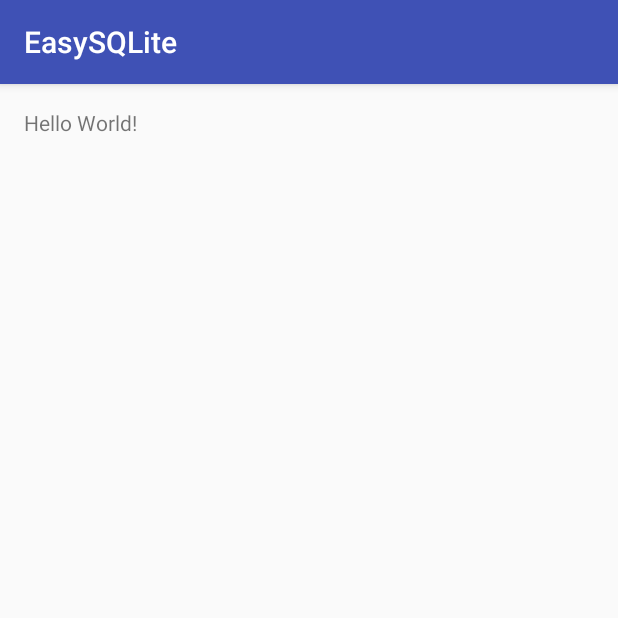
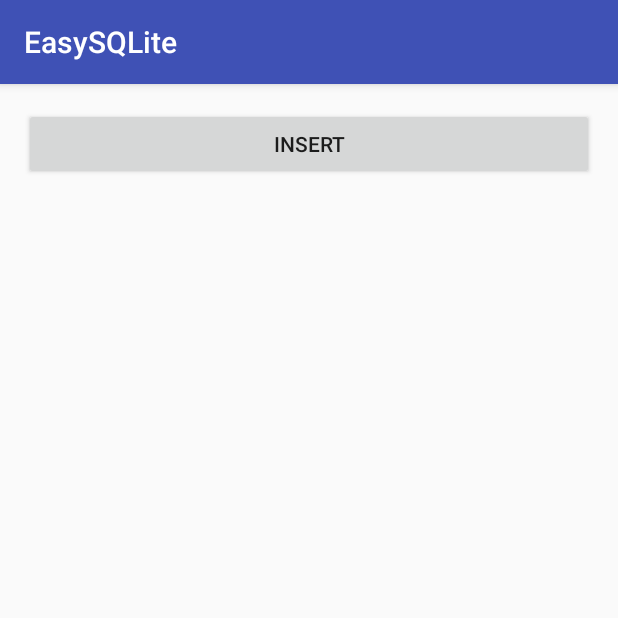
Before and after one commit to john28463719/EasySQLite, an Android app: the screen it shows after launch (MainActivity), on a phone screen of 412 x 824 dp, the top half of it. Run offline under Robolectric (Android 15) with nearby library versions, the light colour scheme and no system bars.

Commit message:
first sample

```diff
--- a/EasySQLite/src/main/java/com/easysqlite/mylibrary/johnwu/MySQLite.java
+++ b/EasySQLite/src/main/java/com/easysqlite/mylibrary/johnwu/MySQLite.java
@@ -1,12 +1,16 @@
 package com.easysqlite.mylibrary.johnwu;
 
 import android.content.Context;
+import android.content.Intent;
 import android.database.Cursor;
 import android.database.sqlite.SQLiteDatabase;
 import android.database.sqlite.SQLiteOpenHelper;
 import android.graphics.Bitmap;
 import android.graphics.BitmapFactory;
 import android.util.Log;
+
+import java.util.ArrayList;
+import java.util.List;
 
 /**
  * Created by JohnWu on 2016/5/3.
@@ -57,15 +61,37 @@ public class MySQLite extends SQLiteOpenHelper {
         }
     }
 
+    public List<String> getStrings(String cols_name) {
+        List<String> list = new ArrayList<String>();
+        Cursor cursor = this.getWritableDatabase().query(mBuilder.TABLE_NAME, new String[]{cols_name}, null, null, null, null, null);
+        while (cursor.moveToNext()) {
+            int name_index = cursor.getColumnIndex(cols_name);
+            String name = cursor.getString(name_index);
+            list.add(name);
+        }
+        return list;
+    }
+
     public int getInt(String cols_name) {
         Cursor cursor = this.getWritableDatabase().query(mBuilder.TABLE_NAME, new String[]{cols_name}, null, null, null, null, null);
         if (cursor.moveToNext()) {
             int name_index = cursor.getColumnIndex(cols_name);
-            int name = cursor.getInt(name_index);
-            return name;
+            int values = cursor.getInt(name_index);
+            return values;
         } else {
             return -1;
         }
+    }
+
+    public List<Integer> getInts(String cols_name) {
+        List<Integer> list = new ArrayList<Integer>();
+        Cursor cursor = this.getWritableDatabase().query(mBuilder.TABLE_NAME, new String[]{cols_name}, null, null, null, null, null);
+        while (cursor.moveToNext()) {
+            int name_index = cursor.getColumnIndex(cols_name);
+            int values = cursor.getInt(name_index);
+            list.add(values);
+        }
+        return list;
     }
 
     public Bitmap getImage(String cols_name) {
--- a/app/build.gradle
+++ b/app/build.gradle
@@ -22,6 +22,7 @@ android {
 dependencies {
     compile fileTree(dir: 'libs', include: ['*.jar'])
     testCompile 'junit:junit:4.12'
-    compile 'com.android.support:appcompat-v7:23.4.0'
+    compile 'com.android.support:cardview-v7:23.4.0'
+    compile 'com.android.support:recyclerview-v7:23.4.0'
     compile project(':easysqlite')
 }
--- a/app/src/main/java/com/sample/easysqlite/johnwu/easysqlite/MainActivity.java
+++ b/app/src/main/java/com/sample/easysqlite/johnwu/easysqlite/MainActivity.java
@@ -1,16 +1,89 @@
 package com.sample.easysqlite.johnwu.easysqlite;
 
+import android.content.ContentValues;
 import android.support.v7.app.AppCompatActivity;
 import android.os.Bundle;
+import android.support.v7.widget.LinearLayoutManager;
+import android.support.v7.widget.RecyclerView;
+import android.view.View;
+import android.widget.Adapter;
+import android.widget.Button;
 
 import com.easysqlite.mylibrary.johnwu.MySQLite;
 
-public class MainActivity extends AppCompatActivity {
+import java.util.ArrayList;
+import java.util.List;
+import java.util.Random;
+
+public class MainActivity extends AppCompatActivity implements View.OnClickListener {
+
+    private static final String MYTABLE = "MyTable";
+    private static final String COLUMN_TITLE = "Title";
+    private static final String COLUMN_SUBTITLE = "SubTitle";
+
+    private RecyclerView recyclerView;
+    private Button btn_insert;
+    private MySQLite mySQLite;
+
 
     @Override
     protected void onCreate(Bundle savedInstanceState) {
         super.onCreate(savedInstanceState);
         setContentView(R.layout.activity_main);
+        findviews();
+        createTable();
+        initialRecycle();
+    }
 
+    private void findviews() {
+        recyclerView = (RecyclerView) findViewById(R.id.recyclerview);
+        btn_insert = (Button) findViewById(R.id.btn_add);
+
+        btn_insert.setOnClickListener(this);
+    }
+
+    private void createTable() {
+        mySQLite = new MySQLite.Builder(this)
+                .databaseName("Mydatabase")
+                .tableName(MYTABLE)
+                .append(COLUMN_TITLE, MySQLite.Form.TEXT)
+                .append(COLUMN_SUBTITLE, MySQLite.Form.TEXT)
+                .build();
+    }
+
+    private void initialRecycle() {
+        List<Article> list = new ArrayList<Article>();
+        List<String> titleList = mySQLite.getStrings(COLUMN_TITLE);
+        List<String> subTitleList = mySQLite.getStrings(COLUMN_SUBTITLE);
+        for (int i = 0; i < titleList.size(); i++) {
+            Article article = new Article(titleList.get(i),subTitleList.get(i));
+            list.add(article);
+        }
+        MyAdapter adapter = new MyAdapter(list);
+        recyclerView.setAdapter(adapter);
+        recyclerView.setLayoutManager(new LinearLayoutManager(this));
+    }
+
+    private Article generateArticle() {
+        int a = (int) (Math.random() * 10);
+        int b = (int) (Math.random() * 10);
+        Article article = new Article(Article.TITLE[a], Article.SUBTITLE[b]);
+        return article;
+    }
+
+    private void insert(Article article) {
+        ContentValues values = new ContentValues();
+        values.put(COLUMN_TITLE, article.getTitle());
+        values.put(COLUMN_SUBTITLE, article.getSubtitle());
+        mySQLite.getWritableDatabase().insert(MYTABLE, null, values);
+    }
+
+
+    @Override
+    public void onClick(View v) {
+        if (v.getId() == R.id.btn_add) {
+            insert(generateArticle());
+            initialRecycle();
+        }
     }
 }
--- /dev/null
+++ b/app/src/main/java/com/sample/easysqlite/johnwu/easysqlite/MyAdapter.java
@@ -0,0 +1,50 @@
+package com.sample.easysqlite.johnwu.easysqlite;
+
+import android.support.v7.widget.RecyclerView;
+import android.view.LayoutInflater;
+import android.view.View;
+import android.view.ViewGroup;
+import android.widget.TextView;
+
+import java.util.List;
+
+/**
+ * Created by JohnWu on 2016/5/17.
+ */
+public class MyAdapter extends RecyclerView.Adapter {
+
+    List<Article> list;
+
+    public MyAdapter(List<Article> list){
+        this.list = list;
+    }
+
+    @Override
+    public RecyclerView.ViewHolder onCreateViewHolder(ViewGroup parent, int viewType) {
+        View view = LayoutInflater.from(parent.getContext()).inflate(R.layout.item,parent,false);
+        return new MyViewHolder(view);
+    }
+
+    @Override
+    public void onBindViewHolder(RecyclerView.ViewHolder holder, int position) {
+        MyViewHolder myViewHolder = (MyViewHolder)holder;
+        myViewHolder.title.setText(list.get(position).getTitle());
+        myViewHolder.subtitle.setText(list.get(position).getSubtitle());
+    }
+
+    @Override
+    public int getItemCount() {
+        return list == null ? null:list.size();
+    }
+
+    private class MyViewHolder extends RecyclerView.ViewHolder {
+
+        public TextView title,subtitle;
+
+        public MyViewHolder(View itemView) {
+            super(itemView);
+            title = (TextView) itemView.findViewById(R.id.title);
+            subtitle = (TextView)itemView.findViewById(R.id.subtitle);
+        }
+    }
+}
--- a/app/src/main/res/layout/activity_main.xml
+++ b/app/src/main/res/layout/activity_main.xml
@@ -9,8 +9,18 @@
     android:paddingTop="@dimen/activity_vertical_margin"
     tools:context="com.sample.easysqlite.johnwu.easysqlite.MainActivity">
 
-    <TextView
-        android:layout_width="wrap_content"
+
+    <Button
+        android:layout_width="match_parent"
         android:layout_height="wrap_content"
-        android:text="Hello World!" />
+        android:id="@+id/btn_add"
+        android:text="INSERT"/>
+
+    <android.support.v7.widget.RecyclerView
+        android:layout_below="@+id/btn_add"
+        android:layout_width="match_parent"
+        android:layout_height="wrap_content"
+        android:id="@+id/recyclerview">
+
+    </android.support.v7.widget.RecyclerView>
 </RelativeLayout>
```
Also changed, not shown: app/src/main/java/com/sample/easysqlite/johnwu/easysqlite/Article.java (added, +37 -0 lines), app/src/main/res/layout/item.xml (added, +40 -0 lines), EasySQLite/gradle/wrapper/gradle-wrapper.properties (added), 8 other files.
